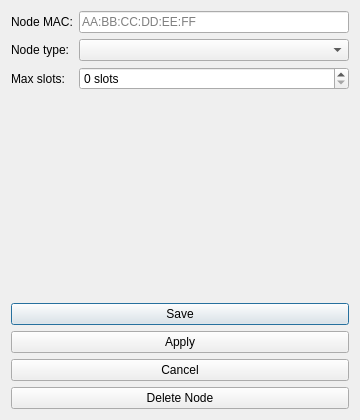
First picture: the form in src/gui/ui/node_config_dialog.ui, repository techandpeople/SoftEdIBO, before the edit.
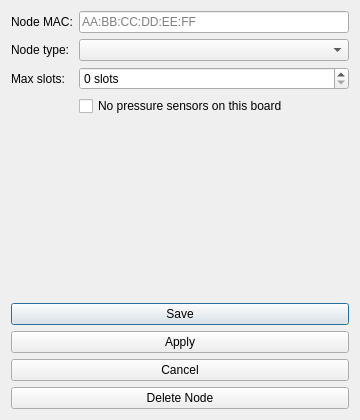
Second picture: the form after the edit.

Commit message: updated for new thymios and no pressure sensor PCB

Diff of the .ui file:
```diff
--- a/src/gui/ui/node_config_dialog.ui
+++ b/src/gui/ui/node_config_dialog.ui
@@ -46,6 +46,12 @@
        <property name="suffix"><string> slots</string></property>
       </widget>
      </item>
+     <item row="3" column="1">
+      <widget class="QCheckBox" name="no_sensors_check">
+       <property name="whatsThis"><string>Tick when this board's PCB has NO pressure sensors soldered yet (boards awaiting parts). Every inflate/deflate then runs purely on the manual per-chamber fill/empty times from the skin config - the firmware opens the valves and runs the pumps for exactly that long and ignores its (floating, meaningless) sensor readings. Untick once the sensors are populated to get closed-loop pressure control back.</string></property>
+       <property name="text"><string>No pressure sensors on this board</string></property>
+      </widget>
+     </item>
     </layout>
    </item>
    <item>
```
The commit also changes 28 other files.
